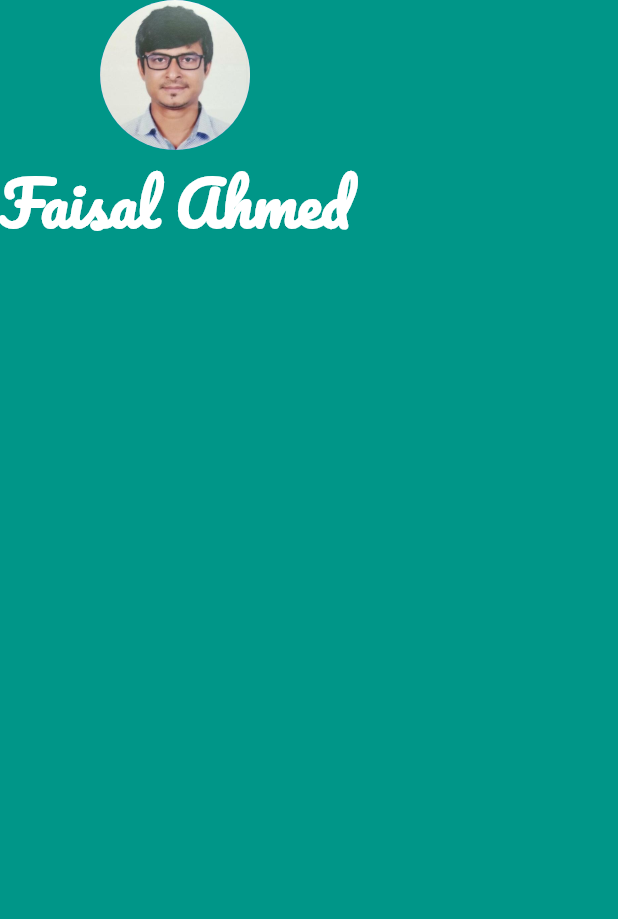
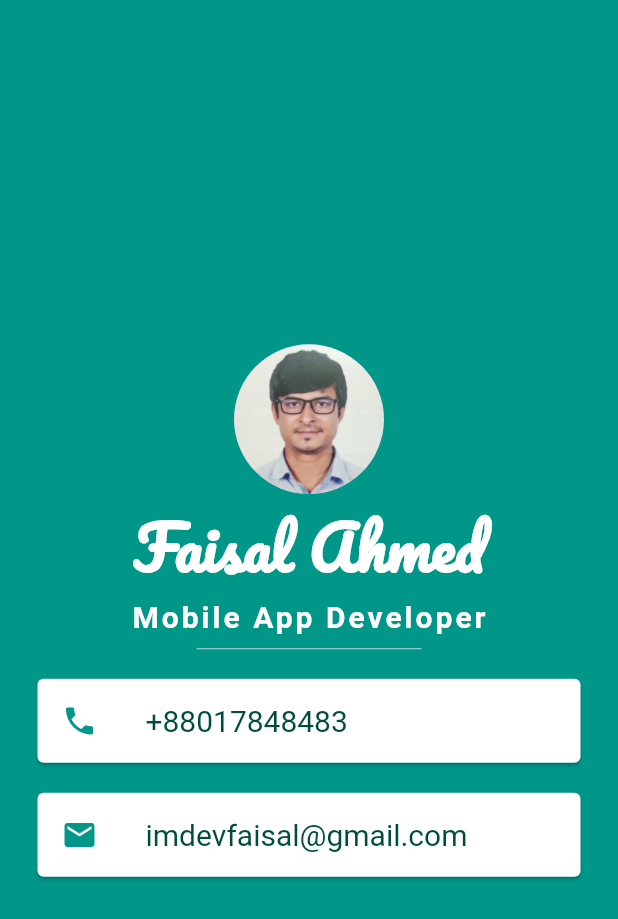
Before and after one commit to NerdFaisal404/my_card_flutter, a Flutter app: the screen it shows after launch, on a phone screen of 412 x 824 dp. Shown: the top 919 px of the screen. Run offline on Flutter 3.47's test engine with Material 2 defaults, Android fonts, the phone set to English and light mode, and no system bars.

Commit message:
my card design done

```diff
--- a/lib/main.dart
+++ b/lib/main.dart
@@ -16,10 +16,11 @@ class MyApp extends StatelessWidget {
         backgroundColor: Colors.teal,
         body: SafeArea(
           child: Column(
+            mainAxisAlignment: MainAxisAlignment.center,
             children: <Widget>[
               CircleAvatar(
                 radius: 50,
-               backgroundImage: AssetImage('images/faisal.jpeg'),
+                backgroundImage: AssetImage('images/faisal.jpeg'),
               ),
               Text(
                 'Faisal Ahmed',
@@ -30,6 +31,50 @@ class MyApp extends StatelessWidget {
                   fontFamily: 'Pacifico',
                 ),
               ),
+              Text(
+                'Mobile App Developer',
+                style: TextStyle(
+                  color: Colors.white,
+                  letterSpacing: 2,
+                  fontSize: 20,
+                  fontWeight: FontWeight.bold,
+                ),
+              ),
+              SizedBox(
+                height: 20,
+                width: 150,
+                child: Divider(
+                  color: Colors.teal.shade100,
+                ),
+              ),
+              Card(
+                color: Colors.white,
+                margin: EdgeInsets.symmetric(vertical: 10, horizontal: 25),
+                child: ListTile(
+                  leading: Icon(Icons.phone, color: Colors.teal),
+                  title: Text(
+                    '+88017848483',
+                    style: TextStyle(
+                      color: Colors.teal.shade900,
+                      fontSize: 20,
+                    ),
+                  ),
+                ),
+              ),
+              Card(
+                color: Colors.white,
+                margin: EdgeInsets.symmetric(vertical: 10, horizontal: 25),
+                child: ListTile(
+                  leading: Icon(Icons.email, color: Colors.teal),
+                  title: Text(
+                    'imdevfaisal@gmail.com',
+                    style: TextStyle(
+                      color: Colors.teal.shade900,
+                      fontSize: 20,
+                    ),
+                  ),
+                ),
+              ),
             ],
           ),
         ),
```
